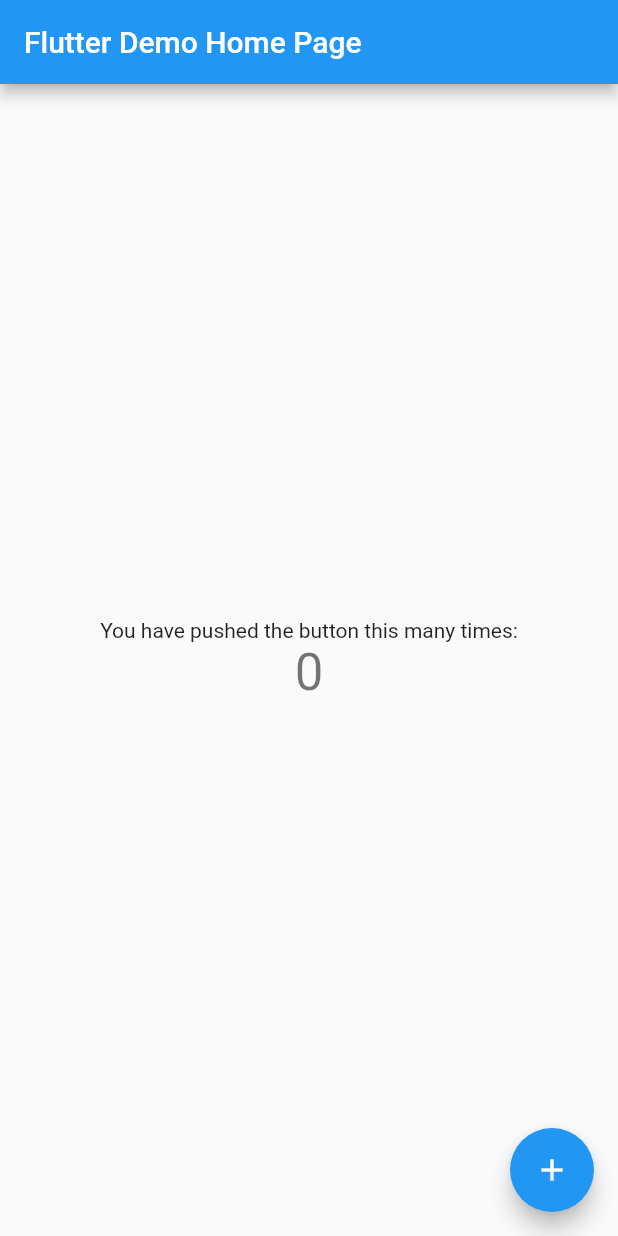
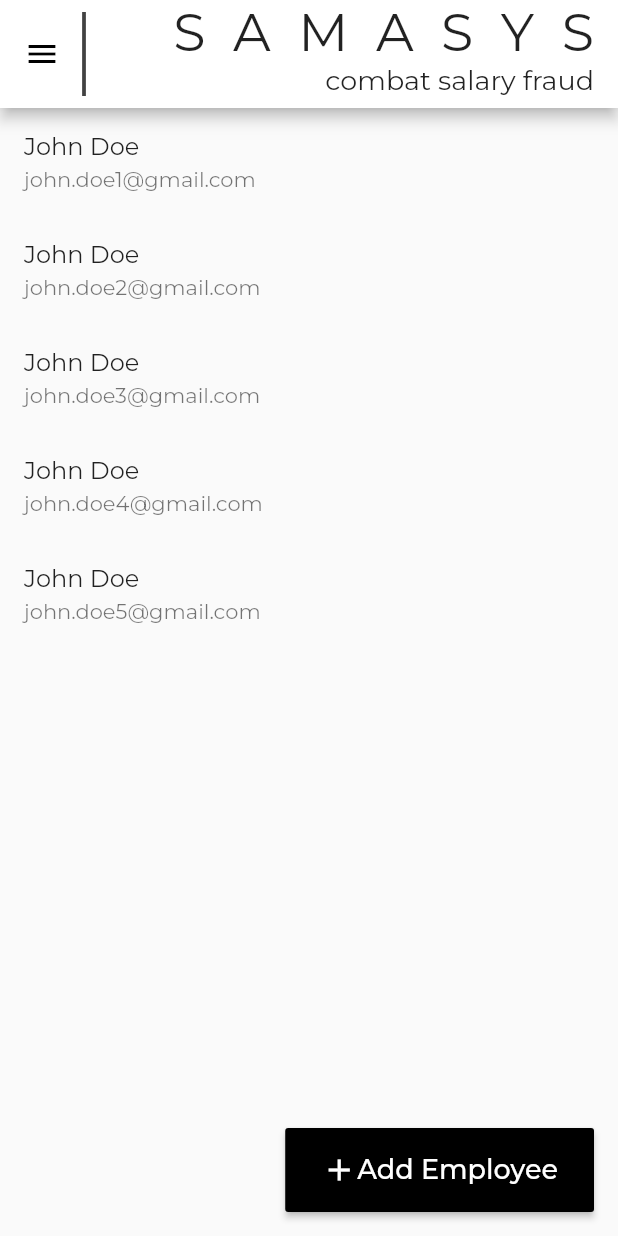
Before and after one commit to michael-asnake-bekele/michael-asnake-mobile-engineer-interview, a Flutter app: the screen it shows after launch, on a phone screen of 412 x 824 dp. Run offline on Flutter 3.47's test engine with Material 2 defaults, Android fonts, the phone set to English and light mode, and no system bars; our stand-ins replace flutter_riverpod, google_fonts.

Commit message:
-wip: create_employee_page UI implementation -wip: employee_list_page initial UI implementation -wip: employee model created, employee list state management and dummy data implementation progress -riverpod, google fonts and faker dependencies added

```diff
--- a/lib/main.dart
+++ b/lib/main.dart
@@ -1,4 +1,7 @@
 import 'package:flutter/material.dart';
+import 'package:flutter_riverpod/flutter_riverpod.dart';
+import 'package:google_fonts/google_fonts.dart';
+import 'package:mobile_engineer_interview/screens/employee_list_page.dart';
 
 void main() {
   runApp(const MyApp());
@@ -10,106 +13,17 @@ class MyApp extends StatelessWidget {
   // This widget is the root of your application.
   @override
   Widget build(BuildContext context) {
-    return MaterialApp(
-      title: 'Flutter Demo',
-      theme: ThemeData(
-        // This is the theme of your application.
-        //
-        // Try running your application with "flutter run". You'll see the
-        // application has a blue toolbar. Then, without quitting the app, try
-        // changing the primarySwatch below to Colors.green and then invoke
-        // "hot reload" (press "r" in the console where you ran "flutter run",
-        // or simply save your changes to "hot reload" in a Flutter IDE).
-        // Notice that the counter didn't reset back to zero; the application
-        // is not restarted.
-        primarySwatch: Colors.blue,
+    return ProviderScope(
+      child: MaterialApp(
+        title: 'Flutter Demo',
+        theme: ThemeData(
+          primarySwatch: Colors.grey,
+          fontFamily: GoogleFonts.montserrat().fontFamily
+        ),
+        home: const EmployeeListPage(),
+        debugShowCheckedModeBanner: false,
+
       ),
-      home: const MyHomePage(title: 'Flutter Demo Home Page'),
     );
   }
 }
-
-class MyHomePage extends StatefulWidget {
-  const MyHomePage({Key? key, required this.title}) : super(key: key);
-
-  // This widget is the home page of your application. It is stateful, meaning
-  // that it has a State object (defined below) that contains fields that affect
-  // how it looks.
-
-  // This class is the configuration for the state. It holds the values (in this
-  // case the title) provided by the parent (in this case the App widget) and
-  // used by the build method of the State. Fields in a Widget subclass are
-  // always marked "final".
-
-  final String title;
-
-  @override
-  State<MyHomePage> createState() => _MyHomePageState();
-}
-
-class _MyHomePageState extends State<MyHomePage> {
-  int _counter = 0;
-
-  void _incrementCounter() {
-    setState(() {
-      // This call to setState tells the Flutter framework that something has
-      // changed in this State, which causes it to rerun the build method below
-      // so that the display can reflect the updated values. If we changed
-      // _counter without calling setState(), then the build method would not be
-      // called again, and so nothing would appear to happen.
-      _counter++;
-    });
-  }
-
-  @override
-  Widget build(BuildContext context) {
-    // This method is rerun every time setState is called, for instance as done
-    // by the _incrementCounter method above.
-    //
-    // The Flutter framework has been optimized to make rerunning build methods
-    // fast, so that you can just rebuild anything that needs updating rather
-    // than having to individually change instances of widgets.
-    return Scaffold(
-      appBar: AppBar(
-        // Here we take the value from the MyHomePage object that was created by
-        // the App.build method, and use it to set our appbar title.
-        title: Text(widget.title),
-      ),
-      body: Center(
-        // Center is a layout widget. It takes a single child and positions it
-        // in the middle of the parent.
-        child: Column(
-          // Column is also a layout widget. It takes a list of children and
-          // arranges them vertically. By default, it sizes itself to fit its
-          // children horizontally, and tries to be as tall as its parent.
-          //
-          // Invoke "debug painting" (press "p" in the console, choose the
-          // "Toggle Debug Paint" action from the Flutter Inspector in Android
-          // Studio, or the "Toggle Debug Paint" command in Visual Studio Code)
-          // to see the wireframe for each widget.
-          //
-          // Column has various properties to control how it sizes itself and
-          // how it positions its children. Here we use mainAxisAlignment to
-          // center the children vertically; the main axis here is the vertical
-          // axis because Columns are vertical (the cross axis would be
-          // horizontal).
-          mainAxisAlignment: MainAxisAlignment.center,
-          children: <Widget>[
-            const Text(
-              'You have pushed the button this many times:',
-            ),
-            Text(
-              '$_counter',
-              style: Theme.of(context).textTheme.headline4,
-            ),
-          ],
-        ),
-      ),
-      floatingActionButton: FloatingActionButton(
-        onPressed: _incrementCounter,
-        tooltip: 'Increment',
-        child: const Icon(Icons.add),
-      ), // This trailing comma makes auto-formatting nicer for build methods.
-    );
-  }
-}
--- /dev/null
+++ b/lib/models/employee.dart
@@ -0,0 +1,18 @@
+class Employee{
+  late String fullName;
+  late String phoneNumber;
+  late String email;
+  late String position;
+  late double salary;
+
+  Employee(
+    this.fullName,
+    this.phoneNumber,
+    this.email,
+    this.position,
+    this.salary
+  );
+
+  Employee.empty();
+
+}
--- /dev/null
+++ b/lib/providers/employee_list_provider.dart
@@ -0,0 +1,39 @@
+import 'dart:math';
+
+import 'package:flutter/material.dart';
+import 'package:flutter_riverpod/flutter_riverpod.dart';
+import 'package:mobile_engineer_interview/models/employee.dart';
+
+class EmployeeListNotifier with ChangeNotifier {
+  List<Employee> employeeList = [];
+
+  EmployeeListNotifier() {
+    _generateEmployeeList(5);
+  }
+
+  _generateEmployeeList(int length) {
+    employeeList = List.generate(
+        length,
+        (index) => Employee(
+              'John Doe',
+              '+2519112233',
+              'john.doe${index + 1}@gmail.com',
+              'Position ${index + 1}',
+              Random().nextDouble() * 100000,
+            ));
+    notifyListeners();
+  }
+
+  addEmployee(Employee employee) {
+    employeeList.add(employee);
+    notifyListeners();
+  }
+
+  removeEmployee(Employee employee) {
+    employeeList.remove(employee);
+    notifyListeners();
+  }
+}
+
+final employeeListProvider =
+    ChangeNotifierProvider((ref) => EmployeeListNotifier());
--- /dev/null
+++ b/lib/screens/employee_list_page.dart
@@ -0,0 +1,63 @@
+import 'package:flutter/material.dart';
+import 'package:flutter_riverpod/flutter_riverpod.dart';
+import 'package:mobile_engineer_interview/models/employee.dart';
+import 'package:mobile_engineer_interview/providers/employee_list_provider.dart';
+import 'package:mobile_engineer_interview/screens/create_employee_page.dart';
+import 'package:mobile_engineer_interview/utils/app_bar_builder.dart';
+class EmployeeListPage extends StatefulWidget {
+  const EmployeeListPage({Key? key}) : super(key: key);
+
+  @override
+  _EmployeeListPageState createState() => _EmployeeListPageState();
+}
+
+class _EmployeeListPageState extends State<EmployeeListPage> {
+
+  @override
+  Widget build(BuildContext context) {
+    return Scaffold(
+      appBar: buildAppBar(),
+      body: Consumer(builder: (context, ref, child){
+        EmployeeListNotifier employeeListNotifier = ref.read(employeeListProvider);
+        return ListView.builder(
+          itemCount: employeeListNotifier.employeeList.length,
+          itemBuilder: (context, index){
+            Employee employee = employeeListNotifier.employeeList[index];
+            return ListTile(
+              title: Text(employee.fullName),
+              subtitle: Text(employee.email),
+            );
+          }
+        );
+      }),
+      drawer: Drawer(),
+
+      floatingActionButton: MaterialButton(
+        color: Colors.black,
+        child: Padding(
+          padding: const EdgeInsets.symmetric(horizontal: 8,vertical: 16),
+          child: Row(
+            mainAxisSize: MainAxisSize.min,
+            children: const [
+              Icon(
+                Icons.add,
+                color: Colors.white,
+              ),
+              Text(
+                  "Add Employee",
+                  style: TextStyle(
+                    color: Colors.white,
+                    fontSize: 18
+                  ),
+              )
+            ],
+          ),
+        ),
+        onPressed: (){
+          Navigator.of(context).push(MaterialPageRoute(builder: (context)=>const CreateEmployeePage()));
+        },
+      ),
+    );
+  }
+
+}
--- /dev/null
+++ b/lib/utils/app_bar_builder.dart
@@ -0,0 +1,45 @@
+import 'package:flutter/material.dart';
+
+AppBar buildAppBar() {
+  return AppBar(
+    backgroundColor: Colors.white,
+    foregroundColor: Colors.black,
+    toolbarHeight: 72,
+    flexibleSpace: SafeArea(
+      child: Padding(
+        padding: const EdgeInsets.only(right: 16,left: 40),
+        child: Row(
+          children: [
+            Padding(
+              padding: const EdgeInsets.all(8.0),
+              child: VerticalDivider(
+                color: Colors.grey[800],
+                thickness: 2.5,
+              ),
+            ),
+            Expanded(
+              child: Column(
+                mainAxisSize: MainAxisSize.max,
+                crossAxisAlignment: CrossAxisAlignment.end,
+                children: const [
+                  Text(
+                    'S  A  M  A  S  Y  S',
+                    style: TextStyle(
+                      fontSize: 35,
+                    ),
+                  ),
+                  Text(
+                      'combat salary fraud',
+                      style: TextStyle(
+                        fontSize: 18,
+                      )
+                  ),
+                ],
+              ),
+            ),
+          ],
+        ),
+      ),
+    ),
+  );
+}
--- a/pubspec.yaml
+++ b/pubspec.yaml
@@ -34,6 +34,9 @@ dependencies:
   # The following adds the Cupertino Icons font to your application.
   # Use with the CupertinoIcons class for iOS style icons.
   cupertino_icons: ^1.0.2
+  google_fonts: ^2.2.0
+  flutter_riverpod: ^1.0.3
+  faker: ^2.0.0
 
 dev_dependencies:
   flutter_test:
```
Also changed, not shown: lib/screens/create_employee_page.dart (added, +153 -0 lines), pubspec.lock.
